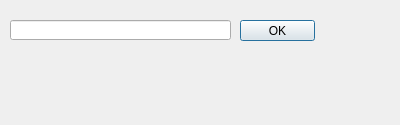
Old version of the form dialog1.ui in the repository nimdaex/_Training.
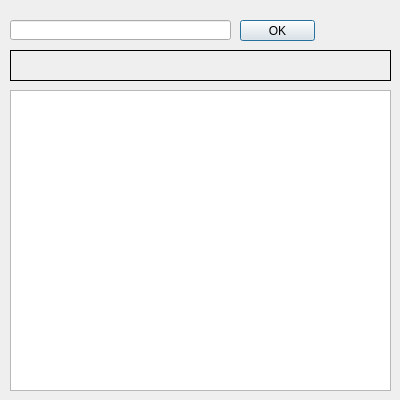
New version of the form.

Commit message: commit from sunday

```diff
--- a/dialog1.ui
+++ b/dialog1.ui
@@ -7,7 +7,7 @@
     <x>0</x>
     <y>0</y>
     <width>400</width>
-    <height>125</height>
+    <height>400</height>
    </rect>
   </property>
   <property name="windowTitle">
@@ -30,9 +30,9 @@
    <property name="geometry">
     <rect>
      <x>10</x>
-     <y>60</y>
-     <width>200</width>
-     <height>50</height>
+     <y>50</y>
+     <width>381</width>
+     <height>31</height>
     </rect>
    </property>
    <property name="font">
@@ -41,6 +41,9 @@
      <pointsize>12</pointsize>
     </font>
    </property>
+   <property name="frameShape">
+    <enum>QFrame::Box</enum>
+   </property>
    <property name="text">
     <string/>
    </property>
@@ -55,6 +58,16 @@
     </rect>
    </property>
   </widget>
+  <widget class="QPlainTextEdit" name="plainTextEdit">
+   <property name="geometry">
+    <rect>
+     <x>10</x>
+     <y>90</y>
+     <width>381</width>
+     <height>301</height>
+    </rect>
+   </property>
+  </widget>
  </widget>
  <resources/>
  <connections/>
```
The commit also changes 1 other file.
